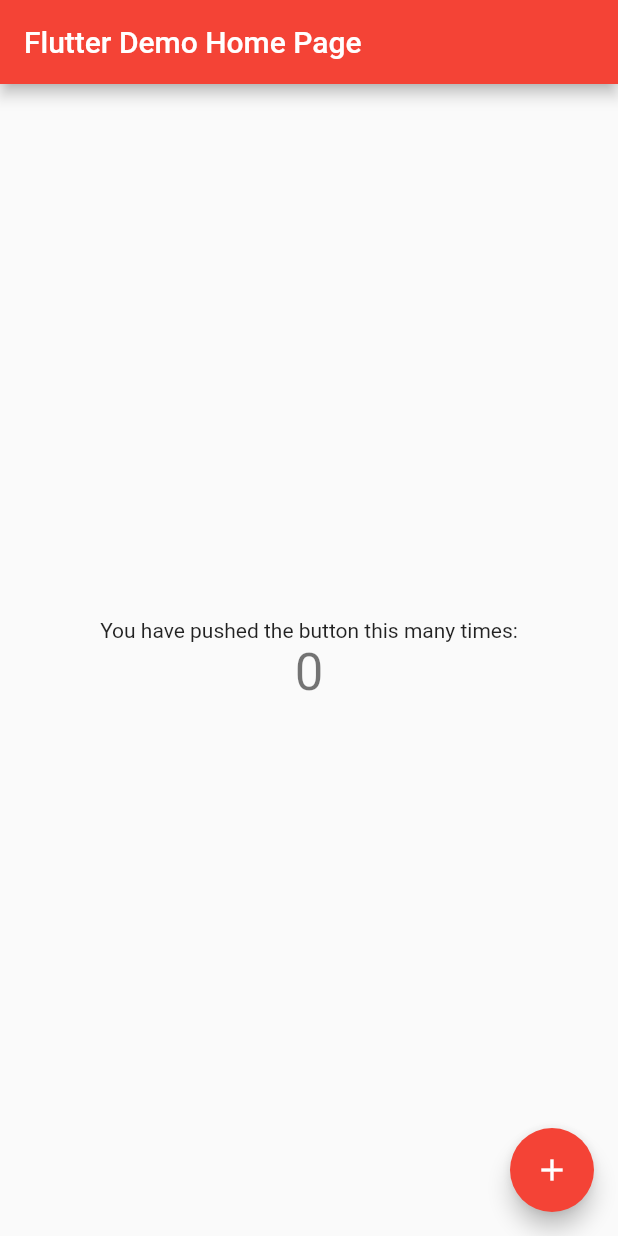
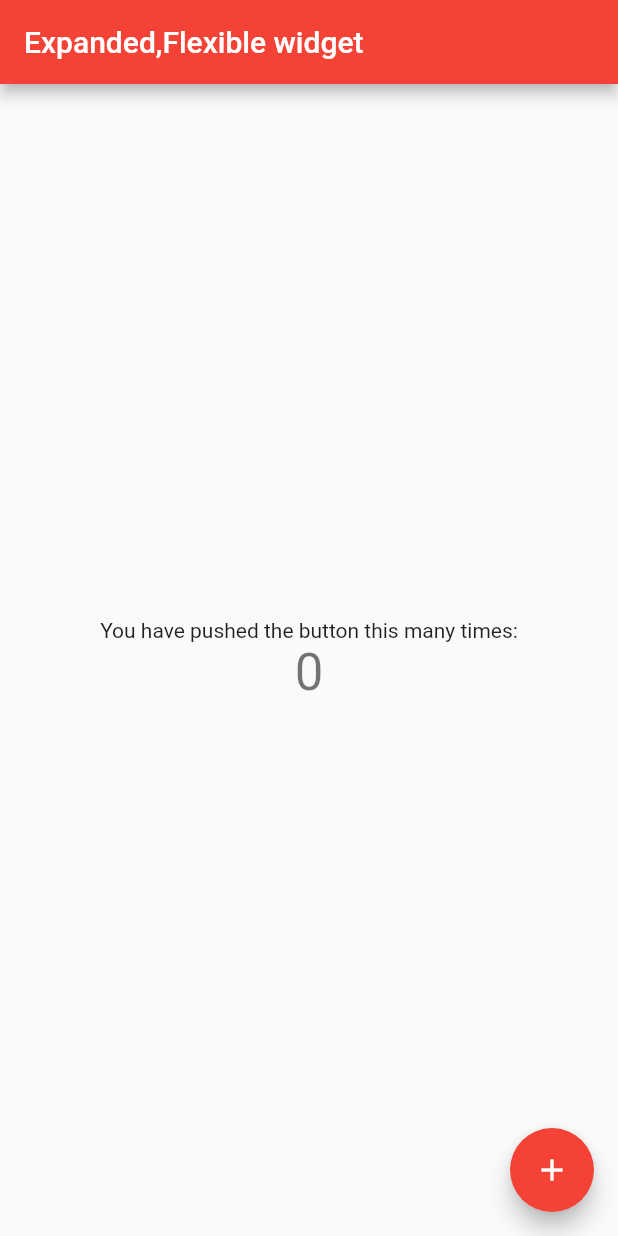
Before and after one commit to daheeamond/Expanded-Flexible-widget, a Flutter app: the screen it shows after launch, on a phone screen of 412 x 824 dp. Run offline on Flutter 3.47's test engine with Material 2 defaults, Android fonts, the phone set to English and light mode, and no system bars.

Commit message:
title change

```diff
--- a/lib/main.dart
+++ b/lib/main.dart
@@ -16,7 +16,7 @@ class MyApp extends StatelessWidget {
 
         primarySwatch: Colors.red,
       ),
-      home: const MyHomePage(title: 'Flutter Demo Home Page'),
+      home: const MyHomePage(title: 'Expanded,Flexible widget'),
     );
   }
 }
```
